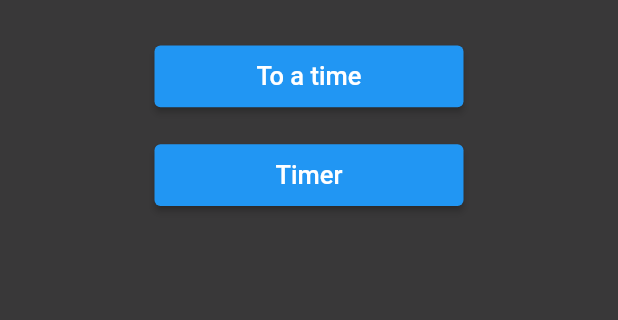
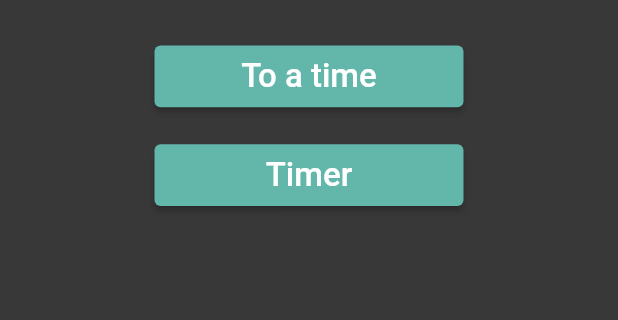
Before and after one commit to Fortune-Adekogbe/countdown-app, a Flutter app: the screen it shows after launch, on a phone screen of 412 x 824 dp, the part 580-900 px from its top. Run offline on Flutter 3.47's test engine with Material 2 defaults, Android fonts, the phone set to English and light mode, and no system bars; our stand-ins replace date_time_picker, flutter_time_picker_spinner.

```diff
--- a/lib/main.dart
+++ b/lib/main.dart
@@ -7,11 +7,7 @@ import 'dart:math' as math;
 void main() {
   runApp(MyApp());
 }
-/*
-Add some UI to it.
-Sort out the DateTime subtraction issue for contdown to time.
-Add a final page maybe.
- */
+
 // Home Page
 class CountdownApp extends StatefulWidget {
   @override
@@ -22,7 +18,7 @@ class _State extends State<CountdownApp> {
   bool button1, button2;
   static GlobalKey _globalKey = GlobalKey();
   static const Color white = Color(0xFFFFFFFF);
-  static const Color blue = Color(0xFF7EC8E4);
+  static const Color blue = Color(0xFF62B6AA);
   static const Color dbrown = Color(0xFF393839);
 
   @override
@@ -68,7 +64,7 @@ class _State extends State<CountdownApp> {
                 child: ElevatedButton(
                   style: ButtonStyle(
                     backgroundColor:
-                        MaterialStateProperty.all<Color>(Colors.blue),
+                        MaterialStateProperty.all<Color>(blue),
                   ),
                   onPressed: () {
                     _navigateToCountToTimePage(context);
@@ -79,7 +75,7 @@ class _State extends State<CountdownApp> {
                         ? CircularProgressIndicator()
                         : Text(
                             'To a time',
-                            style: TextStyle(color: white, fontSize: 17),
+                            style: TextStyle(color: white, fontSize: 22),
                           ),
                   ),
                 ),
@@ -93,7 +89,7 @@ class _State extends State<CountdownApp> {
                 child: ElevatedButton(
                   style: ButtonStyle(
                     backgroundColor:
-                        MaterialStateProperty.all<Color>(Colors.blue),
+                        MaterialStateProperty.all<Color>(blue),
                   ),
                   onPressed: () {
                     _navigateToTimerPage(context);
@@ -104,7 +100,7 @@ class _State extends State<CountdownApp> {
                         ? CircularProgressIndicator()
                         : Text(
                             'Timer',
-                            style: TextStyle(color: white, fontSize: 17),
+                            style: TextStyle(color: white, fontSize: 22),
                           ),
                   ),
                 ),
@@ -145,7 +141,7 @@ class CountToTimeState extends State<CountToTimePage> {
   GlobalKey<FormState> _oFormKey = GlobalKey<FormState>();
   TextEditingController _controller;
   static const Color white = Color(0xFFFFFFFF);
-  static const Color blue = Color(0xFF7EC8E4);
+  static const Color blue = Color(0xFF62B6AA);
   static const Color dbrown = Color(0xFF393839);
 
   //String _initialValue;
@@ -275,7 +271,7 @@ class TimerPageState extends State<TimerPage> {
   }
 
   static const Color white = Color(0xFFFFFFFF);
-  static const Color blue = Color(0xFF7EC8E4);
+  static const Color blue = Color(0xFF62B6AA);
   static const Color dbrown = Color(0xFF393839);
 
   @override
@@ -304,14 +300,14 @@ class TimerPageState extends State<TimerPage> {
           Container(
             child: new Text(
               "     Hour    Minute   Second",
-              style: TextStyle(color: dbrown, fontSize: 24, fontWeight: FontWeight.bold),
+              style: TextStyle(color: dbrown, fontSize: 25, fontWeight: FontWeight.bold),
             ),
           ),
           TimePickerSpinner(
             is24HourMode: true,
             isShowSeconds: true,
             normalTextStyle: TextStyle(fontWeight: FontWeight.w600,fontSize: 24, color: white),
-            highlightedTextStyle: TextStyle(fontWeight: FontWeight.w800, fontSize: 24, color: dbrown),
+            highlightedTextStyle: TextStyle(fontWeight: FontWeight.w800, fontSize: 25, color: dbrown),
             spacing: 50,
             itemHeight: 80,
             isForce2Digits: true,
@@ -542,7 +538,7 @@ class MyApp extends StatelessWidget {
         iconTheme: IconThemeData(
           color: Colors.white,
         ),
-        accentColor: Color(0xFF38b6ff),
+        accentColor: Color(0xFF62B6AA),
       ),
       home: CountdownApp(),
       debugShowCheckedModeBanner: false,
```
Also changed, not shown: 6 other files.
